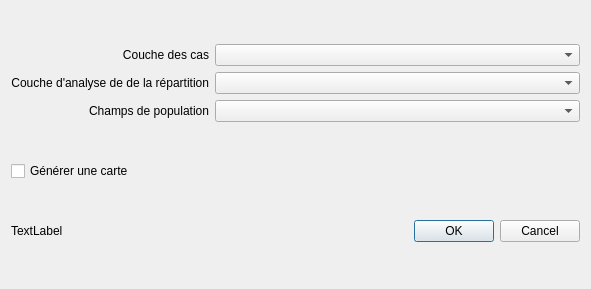
This is churemacor_dialog_base.ui in arno974/chu_remacor as Qt 5 draws it before an edit. The edited form follows.
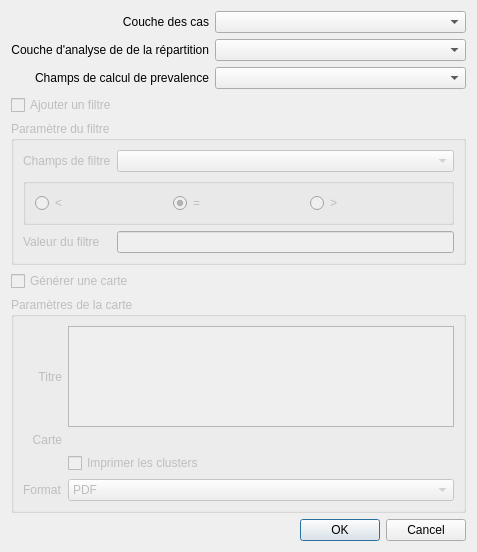
This is the edited form. Custom widgets are drawn as their Qt base class.

Commit message: Ajout du script de prevalence

Patch:
```diff
--- a/churemacor_dialog_base.ui
+++ b/churemacor_dialog_base.ui
@@ -9,50 +9,17 @@
    <rect>
     <x>0</x>
     <y>0</y>
-    <width>591</width>
-    <height>289</height>
+    <width>477</width>
+    <height>552</height>
    </rect>
   </property>
   <property name="windowTitle">
    <string>CHU - Remacor</string>
   </property>
-  <layout class="QGridLayout" name="gridLayout_3">
-   <item row="0" column="2">
-    <layout class="QGridLayout" name="gridLayout_2">
-     <item row="2" column="0">
-      <widget class="QgsFieldComboBox" name="qFieldsLayerRepartition"/>
-     </item>
-     <item row="1" column="0">
-      <widget class="QgsMapLayerComboBox" name="qLayerAnalyseRepartitionCas"/>
-     </item>
-     <item row="0" column="0">
-      <widget class="QgsMapLayerComboBox" name="qLayerListCas"/>
-     </item>
-    </layout>
-   </item>
-   <item row="0" column="0" colspan="2">
-    <layout class="QGridLayout" name="gridLayout">
-     <item row="2" column="0">
-      <widget class="QLabel" name="label_3">
-       <property name="text">
-        <string>Champs de population</string>
-       </property>
-       <property name="alignment">
-        <set>Qt::AlignRight|Qt::AlignTrailing|Qt::AlignVCenter</set>
-       </property>
-      </widget>
-     </item>
-     <item row="1" column="0">
-      <widget class="QLabel" name="label_2">
-       <property name="text">
-        <string>Couche d'analyse de de la répartition</string>
-       </property>
-       <property name="alignment">
-        <set>Qt::AlignRight|Qt::AlignTrailing|Qt::AlignVCenter</set>
-       </property>
-      </widget>
-     </item>
-     <item row="0" column="0">
+  <layout class="QFormLayout" name="formLayout_2">
+   <item row="0" column="0">
+    <layout class="QVBoxLayout" name="verticalLayout">
+     <item>
       <widget class="QLabel" name="label">
        <property name="text">
         <string>Couche des cas</string>
@@ -65,9 +32,239 @@
        </property>
       </widget>
      </item>
+     <item>
+      <widget class="QLabel" name="label_2">
+       <property name="text">
+        <string>Couche d'analyse de de la répartition</string>
+       </property>
+       <property name="alignment">
+        <set>Qt::AlignRight|Qt::AlignTrailing|Qt::AlignVCenter</set>
+       </property>
+       <property name="buddy">
+        <cstring>qLayerAnalyseRepartitionCas</cstring>
+       </property>
+      </widget>
+     </item>
+     <item>
+      <widget class="QLabel" name="label_3">
+       <property name="text">
+        <string>Champs de calcul de prevalence</string>
+       </property>
+       <property name="alignment">
+        <set>Qt::AlignRight|Qt::AlignTrailing|Qt::AlignVCenter</set>
+       </property>
+       <property name="buddy">
+        <cstring>qFieldsLayerRepartition</cstring>
+       </property>
+      </widget>
+     </item>
     </layout>
    </item>
-   <item row="3" column="2">
+   <item row="0" column="1">
+    <layout class="QVBoxLayout" name="verticalLayout_2">
+     <item>
+      <widget class="QgsMapLayerComboBox" name="qLayerListCas"/>
+     </item>
+     <item>
+      <widget class="QgsMapLayerComboBox" name="qLayerAnalyseRepartitionCas"/>
+     </item>
+     <item>
+      <widget class="QgsFieldComboBox" name="qFieldsLayerRepartition"/>
+     </item>
+    </layout>
+   </item>
+   <item row="1" column="0">
+    <widget class="QCheckBox" name="qCheckBoxCreateFilter">
+     <property name="enabled">
+      <bool>false</bool>
+     </property>
+     <property name="text">
+      <string>Ajouter un filtre</string>
+     </property>
+    </widget>
+   </item>
+   <item row="2" column="0" colspan="2">
+    <widget class="QGroupBox" name="qFilterParams">
+     <property name="enabled">
+      <bool>false</bool>
+     </property>
+     <property name="title">
+      <string>Paramètre du filtre</string>
+     </property>
+     <layout class="QFormLayout" name="formLayout">
+      <item row="1" column="0">
+       <widget class="QLabel" name="fieldFilterLabel">
+        <property name="text">
+         <string>Champs de filtre</string>
+        </property>
+        <property name="buddy">
+         <cstring>qFieldsFilter</cstring>
+        </property>
+       </widget>
+      </item>
+      <item row="1" column="1">
+       <widget class="QgsFieldComboBox" name="qFieldsFilter"/>
+      </item>
+      <item row="3" column="0" colspan="2">
+       <widget class="QGroupBox" name="groupFilterRadioButton">
+        <property name="enabled">
+         <bool>false</bool>
+        </property>
+        <property name="title">
+         <string/>
+        </property>
+        <property name="flat">
+         <bool>false</bool>
+        </property>
+        <property name="checkable">
+         <bool>false</bool>
+        </property>
+        <layout class="QHBoxLayout" name="horizontalLayout">
+         <item>
+          <widget class="QRadioButton" name="rbLower">
+           <property name="text">
+            <string>&lt;</string>
+           </property>
+           <attribute name="buttonGroup">
+            <string notr="true">buttonGroupFilter</string>
+           </attribute>
+          </widget>
+         </item>
+         <item>
+          <widget class="QRadioButton" name="rbEqual">
+           <property name="text">
+            <string>=</string>
+           </property>
+           <property name="checked">
+            <bool>true</bool>
+           </property>
+           <attribute name="buttonGroup">
+            <string notr="true">buttonGroupFilter</string>
+           </attribute>
+          </widget>
+         </item>
+         <item>
+          <widget class="QRadioButton" name="rbGreater">
+           <property name="text">
+            <string>&gt;</string>
+           </property>
+           <attribute name="buttonGroup">
+            <string notr="true">buttonGroupFilter</string>
+           </attribute>
+          </widget>
+         </item>
+        </layout>
+       </widget>
+      </item>
+      <item row="4" column="0">
+       <widget class="QLabel" name="fieldFilterValueLabel">
+        <property name="text">
+         <string>Valeur du filtre</string>
+        </property>
+       </widget>
+      </item>
+      <item row="4" column="1">
+       <widget class="QLineEdit" name="qTextFilterValue"/>
+      </item>
+     </layout>
+    </widget>
+   </item>
+   <item row="3" column="0">
+    <widget class="QCheckBox" name="qCheckBoxCreateMap">
+     <property name="enabled">
+      <bool>false</bool>
+     </property>
+     <property name="text">
+      <string>Générer une carte</string>
+     </property>
+    </widget>
+   </item>
+   <item row="4" column="0" colspan="2">
+    <widget class="QGroupBox" name="qMapParams">
+     <property name="enabled">
+      <bool>false</bool>
+     </property>
+     <property name="title">
+      <string>Paramètres de la carte</string>
+     </property>
+     <property name="flat">
+      <bool>false</bool>
+     </property>
+     <property name="checkable">
+      <bool>false</bool>
+     </property>
+     <layout class="QGridLayout" name="gridLayout_2">
+      <item row="1" column="0">
+       <widget class="QLabel" name="testLabel_2">
+        <property name="text">
+         <string>Carte</string>
+        </property>
+        <property name="alignment">
+         <set>Qt::AlignRight|Qt::AlignTrailing|Qt::AlignVCenter</set>
+        </property>
+       </widget>
+      </item>
+      <item row="0" column="0">
+       <widget class="QLabel" name="testLabel">
+        <property name="text">
+         <string>Titre</string>
+        </property>
+        <property name="alignment">
+         <set>Qt::AlignRight|Qt::AlignTrailing|Qt::AlignVCenter</set>
+        </property>
+        <property name="buddy">
+         <cstring>qMapTitle</cstring>
+        </property>
+       </widget>
+      </item>
+      <item row="1" column="1">
+       <widget class="QgsFileWidget" name="qMapFileSave">
+        <property name="storageMode">
+         <enum>QgsFileWidget::GetDirectory</enum>
+        </property>
+       </widget>
+      </item>
+      <item row="3" column="1">
+       <widget class="QComboBox" name="qComboBoxMapFormat">
+        <property name="enabled">
+         <bool>false</bool>
+        </property>
+        <item>
+         <property name="text">
+          <string>PDF</string>
+         </property>
+        </item>
+        <item>
+         <property name="text">
+          <string>Image</string>
+         </property>
+        </item>
+       </widget>
+      </item>
+      <item row="0" column="1">
+       <widget class="QPlainTextEdit" name="qMapTitle"/>
+      </item>
+      <item row="3" column="0">
+       <widget class="QLabel" name="label_4">
+        <property name="text">
+         <string>Format</string>
+        </property>
+        <property name="buddy">
+         <cstring>qComboBoxMapFormat</cstring>
+        </property>
+       </widget>
+      </item>
+      <item row="2" column="1">
+       <widget class="QCheckBox" name="qPrintClusterLayer">
+        <property name="text">
+         <string>Imprimer les clusters</string>
+        </property>
+       </widget>
+      </item>
+     </layout>
+    </widget>
+   </item>
+   <item row="5" column="1">
     <widget class="QDialogButtonBox" name="button_box">
      <property name="enabled">
       <bool>true</bool>
@@ -80,39 +277,6 @@
      </property>
     </widget>
    </item>
-   <item row="1" column="0">
-    <widget class="QCheckBox" name="qCheckBoxCreateMap">
-     <property name="enabled">
-      <bool>true</bool>
-     </property>
-     <property name="text">
-      <string>Générer une carte</string>
-     </property>
-    </widget>
-   </item>
-   <item row="1" column="1" colspan="2">
-    <widget class="QgsFileWidget" name="qMapFileSave">
-     <property name="enabled">
-      <bool>false</bool>
-     </property>
-     <property name="maximumSize">
-      <size>
-       <width>10777215</width>
-       <height>16777215</height>
-      </size>
-     </property>
-     <property name="storageMode">
-      <enum>QgsFileWidget::SaveFile</enum>
-     </property>
-    </widget>
-   </item>
-   <item row="3" column="0">
-    <widget class="QLabel" name="testLabel">
-     <property name="text">
-      <string>TextLabel</string>
-     </property>
-    </widget>
-   </item>
   </layout>
  </widget>
  <customwidgets>
```
Left out of the diff: 127 changed lines with no effect on the pictures. The commit also changes 10 other files.
